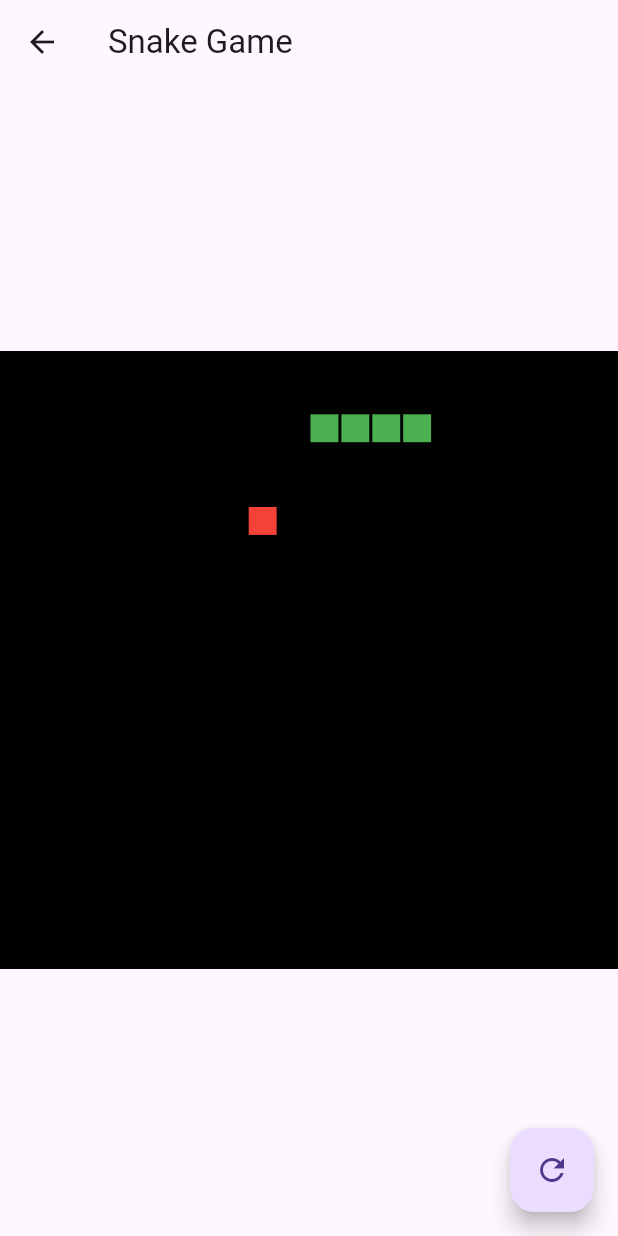
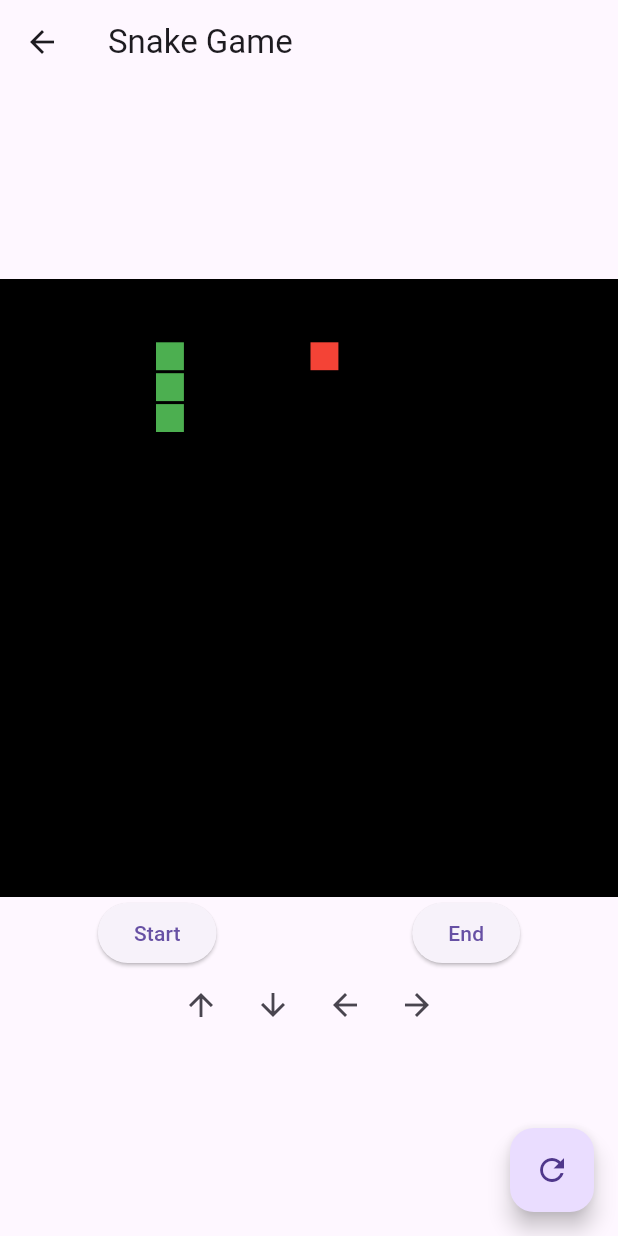
Before and after one commit to EhabHaque/wellness-app-master, a Flutter app: the SnakeGame screen opened directly, after a tap on the "refresh" icon, on a phone screen of 412 x 824 dp. Run offline on Flutter 3.47's test engine with Material 3 defaults, Android fonts, the phone set to English and light mode, and no system bars; our stand-ins replace flutter_local_notifications.

Commit message:
Snake Game working Ganger

```diff
--- a/lib/main.dart
+++ b/lib/main.dart
@@ -123,14 +123,14 @@ class _BottomNavState extends State<BottomNav> {
           Icons.lock_clock,
           color: Colors.black,
         ),
-        label: "Snake"));
+        label: "Pomodoro"));
     items.add(BottomNavigationBarItem(
         activeIcon: Icon(
-          Icons.lock_clock,
+          Icons.gamepad,
           color: appTheme.primaryColor,
         ),
         icon: Icon(
-          Icons.lock_clock,
+          Icons.gamepad,
           color: Colors.black,
         ),
         label: "Snake"));
--- a/lib/snake_game.dart
+++ b/lib/snake_game.dart
@@ -1,5 +1,4 @@
 import 'dart:async';
-
 import 'package:flutter/material.dart';
 
 class SnakeGame extends StatefulWidget {
@@ -15,17 +14,20 @@ class _SnakeGameState extends State<SnakeGame> {
   int food = 50;
   Direction direction = Direction.right;
   bool isGameOver = false;
+  bool isGameRunning = false;
+  Timer? gameTimer;
 
   @override
   void initState() {
     super.initState();
-    startGame();
   }
 
   void startGame() {
+    if (!isGameRunning) {
+      isGameRunning = true;
       const Duration gameSpeed = Duration(milliseconds: 300);
 
-    Timer.periodic(gameSpeed, (Timer timer) {
+      gameTimer = Timer.periodic(gameSpeed, (Timer timer) {
         if (!isGameOver) {
           moveSnake();
           checkCollision();
@@ -36,6 +38,14 @@ class _SnakeGameState extends State<SnakeGame> {
           showGameOverDialog();
         }
       });
+    }
+  }
+
+  void stopGame() {
+    if (isGameRunning) {
+      isGameRunning = false;
+      gameTimer?.cancel();
+    }
   }
 
   void moveSnake() {
@@ -100,12 +110,12 @@ class _SnakeGameState extends State<SnakeGame> {
           title: Text('Game Over'),
           content: Text('You scored ${snake.length - 3} points!'),
           actions: [
-            ElevatedButton(
-              child: Text('Restart'),
+            TextButton(
               onPressed: () {
                 Navigator.of(context).pop();
                 resetGame();
               },
+              child: Text('OK'),
             ),
           ],
         );
@@ -113,16 +123,14 @@ class _SnakeGameState extends State<SnakeGame> {
     );
   }
 
-
   void resetGame() {
     setState(() {
       snake = [45, 65, 85];
       food = 50;
       direction = Direction.right;
       isGameOver = false;
+      isGameRunning = false;
     });
-
-    startGame();
   }
 
   @override
@@ -131,8 +139,10 @@ class _SnakeGameState extends State<SnakeGame> {
       appBar: AppBar(
         title: Text('Snake Game'),
       ),
-      body: Center(
-        child: AspectRatio(
+      body: Column(
+        mainAxisAlignment: MainAxisAlignment.center,
+        children: [
+          AspectRatio(
             aspectRatio: 1.0,
             child: Container(
               color: Colors.black,
@@ -153,6 +163,65 @@ class _SnakeGameState extends State<SnakeGame> {
               ),
             ),
           ),
+          Row(
+            mainAxisAlignment: MainAxisAlignment.spaceAround,
+            children: [
+              ElevatedButton(
+                onPressed: () {
+                  startGame();
+                },
+                child: Text('Start'),
+              ),
+              ElevatedButton(
+                onPressed: () {
+                  stopGame();
+                },
+                child: Text('End'),
+              ),
+            ],
+          ),
+          Row(
+            mainAxisAlignment: MainAxisAlignment.center,
+            children: [
+              IconButton(
+                onPressed: () {
+                  // Handle Up button press
+                  setState(() {
+                    direction = Direction.up;
+                  });
+                },
+                icon: Icon(Icons.arrow_upward),
+              ),
+              IconButton(
+                onPressed: () {
+                  // Handle Down button press
+                  setState(() {
+                    direction = Direction.down;
+                  });
+                },
+                icon: Icon(Icons.arrow_downward),
+              ),
+              IconButton(
+                onPressed: () {
+                  // Handle Left button press
+                  setState(() {
+                    direction = Direction.left;
+                  });
+                },
+                icon: Icon(Icons.arrow_back),
+              ),
+              IconButton(
+                onPressed: () {
+                  // Handle Right button press
+                  setState(() {
+                    direction = Direction.right;
+                  });
+                },
+                icon: Icon(Icons.arrow_forward),
+              ),
+            ],
+          ),
+        ],
       ),
       floatingActionButton: FloatingActionButton(
         onPressed: () {
```
Lines whose indentation alone changed are shown as unchanged.
